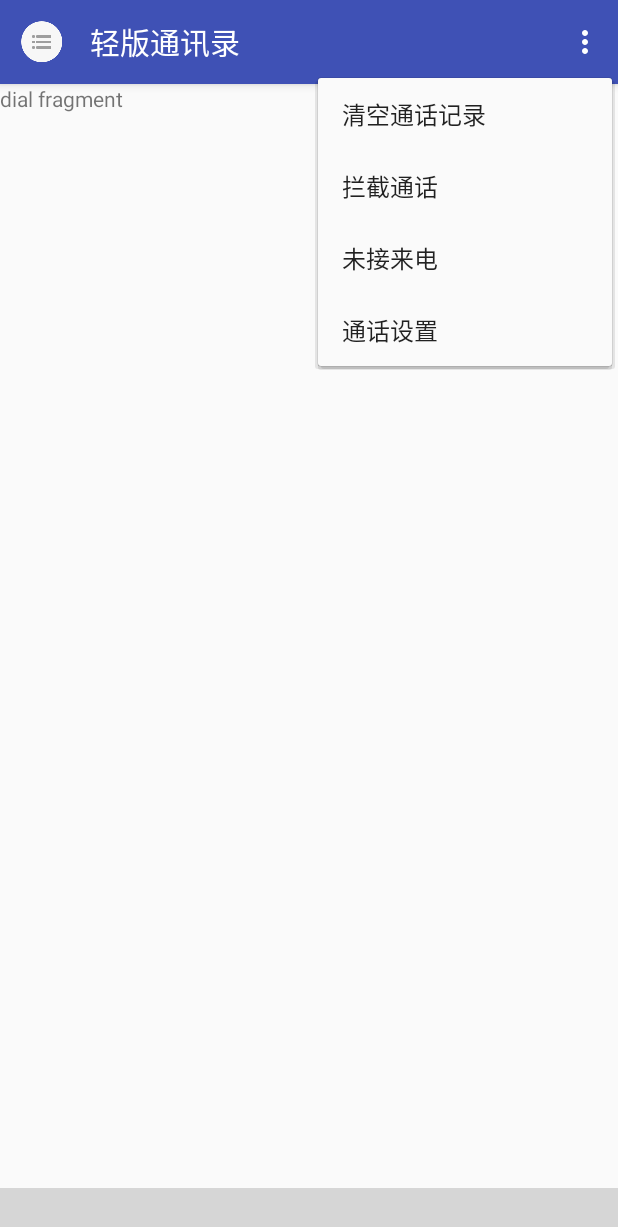
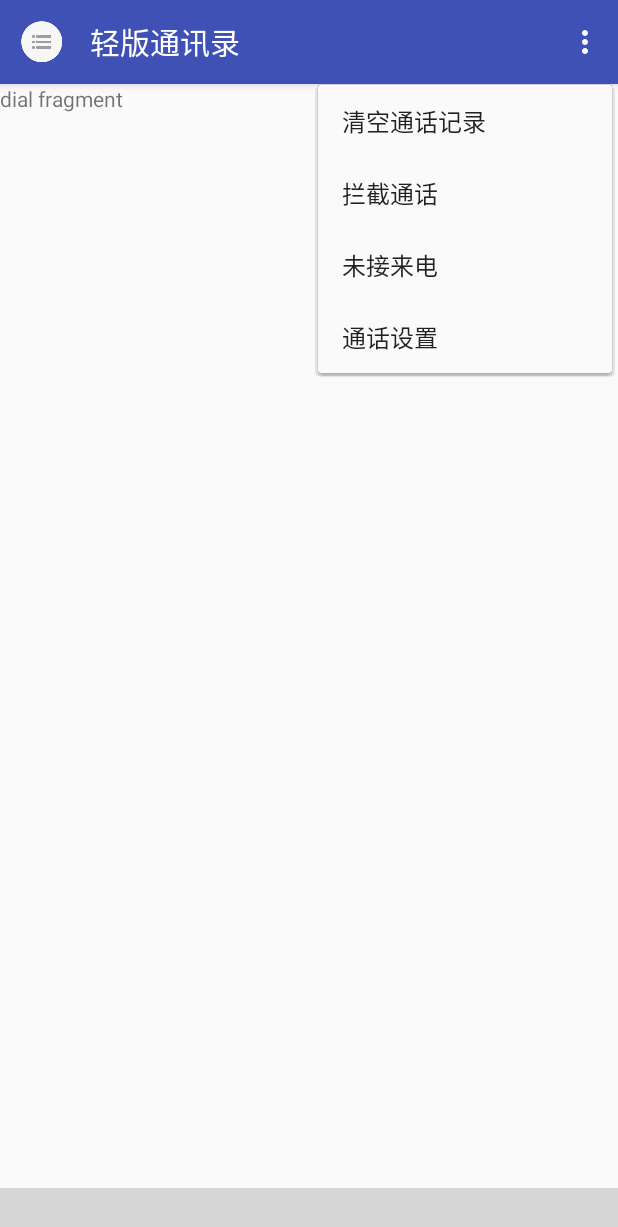
Before and after one commit to VedantEnterprises/SimpleContacts, an Android app: the IndexActivity screen opened directly, with no data from a screen before it, with the options menu open, on a phone screen of 412 x 824 dp. Shown: the top 1227 px of the screen. Run offline under Robolectric (Android 15) with nearby library versions, the phone set to English and light mode, and no system bars; libraries missing offline, so code that uses them is left out: com.ashokvarma.bottomnavigation; plain views replace BottomNavigationBar; 5 statements that could not run were skipped; grey boxes are pictures that could not be loaded.

Commit message:
optimization  code
Change-Id: I0bb4e03756391291dcdf15f448cd8fa745413fd4

```diff
--- a/app/src/main/java/com/cj/simplecontacts/fragment/ContactsFragment.java
+++ b/app/src/main/java/com/cj/simplecontacts/fragment/ContactsFragment.java
@@ -182,87 +182,6 @@ public class ContactsFragment extends Fragment {
 
     }
 
-   /* private Runnable runnable = new Runnable() {
-        @Override
-        public void run() {
-            Log.d(TAG,"query  start--------------------");
-            datas.clear();
-            String st = "";
-            //"content://com.android.contacts/contacts"  uri
-            String sortString = ContactsContract.Contacts.SORT_KEY_PRIMARY + " asc";//sort by  [A-Z]
-            Cursor contactsCursor = resolver.query(ContactsContract.Contacts.CONTENT_URI, null, null, null, sortString);
-            int count = contactsCursor.getCount();//get row quantity,  is  contacts quantity
-
-            Message message = handler.obtainMessage();
-            message.what = 0;
-            message.arg1 = count;
-            handler.sendMessage(message);
-
-            st += "共" + count + "个联系人  \n ";
-
-            while (contactsCursor.moveToNext()) {
-                st += "----------------------------------------------- \n";
-                Contact contacts = new Contact();
-                String contactID = contactsCursor.getString(contactsCursor.getColumnIndex(ContactsContract.Contacts._ID));
-                String name = contactsCursor.getString(contactsCursor.getColumnIndex(ContactsContract.Contacts.DISPLAY_NAME));
-                String phonebook_label = contactsCursor.getString(contactsCursor.getColumnIndex("phonebook_label"));
-                //hasPhoneNum is 1 indicate have phone num
-                int hasPhoneNum = contactsCursor.getInt(contactsCursor.getColumnIndex(ContactsContract.Contacts.HAS_PHONE_NUMBER));
-
-                contacts.setContactID(contactID);
-                contacts.setName(name);
-                contacts.setPhonebookLabel(phonebook_label);
-
-                st += "contactID:" + contactID + "\n";
-                st += "name:" + name + "\n";
-                st += "phonebook_label:" + phonebook_label + "\n";
-                st += "hasPhoneNum:" + hasPhoneNum + "\n";
-
-                //on contact maybe belong to more than one account   eg:weixin  qq  there just mind the com.android.localphone account
-                String selection = ContactsContract.RawContacts.CONTACT_ID + " = ? and " + ContactsContract.RawContacts.ACCOUNT_TYPE + " = ?";
-                String[] selectionArgs = {contactID, "com.android.localphone"};
-
-                Cursor rawContactsCursor = resolver.query(ContactsContract.RawContacts.CONTENT_URI, null, selection, selectionArgs, null);
-
-                String rawContactsId = "";
-                if (rawContactsCursor.moveToFirst()) {
-                    rawContactsId = rawContactsCursor.getString(rawContactsCursor.getColumnIndex(ContactsContract.RawContacts._ID));
-                }
-                contacts.setContactAccountID(rawContactsId);
-                rawContactsCursor.close();
-
-                st += "---------- \n";
-                st += "rawContactsId:" + rawContactsId + "\n";
-
-                // get phone nums
-                if (hasPhoneNum > 0) {
-                    //"content://com.android.contacts/data/phones"
-                    Cursor PhoneCur = resolver.query(ContactsContract.CommonDataKinds.Phone.CONTENT_URI,
-                            null,
-                            ContactsContract.CommonDataKinds.Phone.RAW_CONTACT_ID + " = ?",
-                            new String[]{rawContactsId}, null);
-                    while (PhoneCur.moveToNext()) {
-                        String number = PhoneCur.getString(PhoneCur.getColumnIndex(ContactsContract.CommonDataKinds.Phone.NUMBER));
-
-                        contacts.getNumbers().add(number.replace(" ", ""));
-                        st += "~~~~ \n";
-                        st += "number:" + number + "\n";
-                    }
-                    st += "~~~~ \n";
-                    PhoneCur.close();
-                }
-                st += "---------- \n";
-                datas.add(contacts);
-            }
-            st += "----------------------------------------------- \n";
-            // Log.d(TAG,"query  st="+st);
-            contactsCursor.close();
-            handler.sendEmptyMessage(1);
-            Log.d(TAG,"query  end--------------------");
-        }
-
-    };
-*/
     private Runnable runnable = new Runnable() {
 
         @Override
@@ -273,7 +192,7 @@ public class ContactsFragment extends Fragment {
 
             Cursor contactsCursor = resolver.query(ContactsContract.Contacts.CONTENT_URI, null, null, null, null);
             int count = contactsCursor.getCount();//get row quantity,  is  contacts quantity
-
+            contactsCursor.close();
             Message message = handler.obtainMessage();
             message.what = 0;
             message.arg1 = count;
@@ -347,7 +266,7 @@ public class ContactsFragment extends Fragment {
             }
             st += "----------------------------------------------- \n";
            //  Log.d(TAG,"query  st="+st);
-            contactsCursor.close();
+            phone.close();
             handler.sendEmptyMessage(1);
             Log.d(TAG,"query  end--------------------");
         }
--- a/app/src/main/res/layout/contact_item.xml
+++ b/app/src/main/res/layout/contact_item.xml
@@ -16,7 +16,6 @@
         android:clickable="true"
         android:id="@+id/ll"
         android:paddingTop="10dp"
-        android:gravity="center_vertical"
         android:paddingLeft="20dp"
         android:orientation="horizontal"
         android:layout_width="match_parent"
--- a/app/src/main/res/values/styles.xml
+++ b/app/src/main/res/values/styles.xml
@@ -20,7 +20,7 @@
         <item name="windowActionModeOverlay">true</item>
         <item name="windowActionBarOverlay">true</item>
         <item name="actionModeStyle">@style/CustomActionMode</item>
-
+        <item name="actionOverflowMenuStyle">@style/OverflowMenuStyle</item>
     </style>
 
     <style name="CustomActionMode" parent="@style/Widget.AppCompat.ActionMode">
@@ -40,4 +40,8 @@
         <item name="contentInsetStartWithNavigation">0dp</item>
     </style>
 
+    <style name="OverflowMenuStyle" parent="@style/Widget.AppCompat.Light.PopupMenu.Overflow">
+       <item name="android:dropDownVerticalOffset">5dip</item>
+    </style>
+
 </resources>
```
